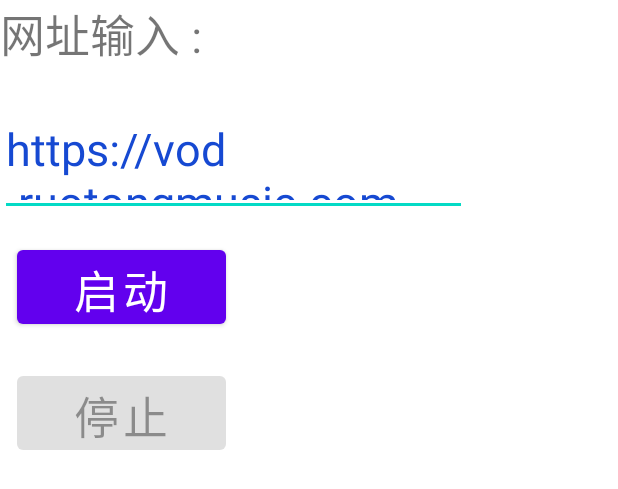
After one commit to waitfuffu/Homework, an Android app: the layout activity_do_music.xml on its own in the app's theme, with its tools: preview values and no code run, on a phone screen of 412 x 824 dp. The commit adds this screen. Shown: the top 489 px of the screen. Run offline under Robolectric (Android 15) with nearby library versions, the phone set to English and light mode, and no system bars.

Commit message:
add homework 7

```diff
--- /dev/null
+++ b/app/src/main/res/layout/activity_do_music.xml
@@ -0,0 +1,71 @@
+<?xml version="1.0" encoding="utf-8"?>
+<LinearLayout xmlns:android="http://schemas.android.com/apk/res/android"
+    android:layout_width="match_parent"
+    android:layout_height="match_parent"
+    android:orientation="vertical"
+>
+
+    <TextView
+        android:layout_width="230dp"
+        android:layout_height="63dp"
+        android:text="网址输入 :"
+        android:textSize="30dp"
+        android:layout_marginBottom="5dp"/>
+
+    <EditText
+        android:text="https://vod.ruotongmusic.com/sv/201248e0-179ccc9e0be/201248e0-179ccc9e0be.wav"
+        android:id="@+id/c6edt"
+        android:layout_width="311dp"
+        android:layout_height="75dp"
+        android:hint="输入网址"
+        android:textColor="#1649d2"
+        android:textSize="30dp"
+        android:layout_marginBottom="5dp"/>
+    <Button
+        android:id="@+id/c6btn1"
+        android:layout_width="139dp"
+        android:layout_height="61dp"
+        android:text="启动"
+        android:textSize="30dp"
+        android:layout_margin="11dp"/>
+
+    <Button
+        android:id="@+id/c6btn2"
+        android:layout_width="139dp"
+        android:layout_height="61dp"
+        android:text="停止"
+        android:textSize="30dp"
+        android:layout_margin="11dp"
+        android:enabled="false"/>
+
+    <TextView
+        android:id="@+id/c6num"
+        android:layout_width="match_parent"
+        android:layout_height="63dp"
+        android:layout_marginTop="20dp"
+        android:layout_marginBottom="5dp"
+        android:text="音乐播放中，循环次数:0"
+        android:textColor="#ac2b2a"
+        android:textSize="25dp"
+        android:visibility="invisible" />
+
+    <ProgressBar
+        android:id="@+id/c6probar"
+        style="@android:style/Widget.ProgressBar.Horizontal"
+        android:layout_width="match_parent"
+        android:layout_height="10dp"
+        android:layout_gravity="center"
+        android:layout_marginTop="100dp"
+        android:max="100"
+        android:progress="0"
+        android:visibility="gone"/>
+    <TextView
+        android:id="@+id/c6gress"
+        android:layout_marginTop="20dp"
+        android:layout_width="230dp"
+        android:layout_height="63dp"
+        android:visibility="gone"
+        android:textSize="30dp"
+        android:layout_marginBottom="5dp"/>
+
+</LinearLayout>
--- a/app/src/main/res/values/array.xml
+++ b/app/src/main/res/values/array.xml
@@ -7,5 +7,7 @@
         <item>进入第三个选项</item>
         <item>进入第四个选项</item>
         <item>进入第五个选项</item>
+        <item>进入第六个选项</item>
+        <item>进入第七个选项</item>
     </string-array>
 </resources>
```
Also changed, not shown: app/src/main/AndroidManifest.xml (+8 -2 lines), app/src/main/java/com/example/app04/choose6/DoMusic.java (added, +207 -0 lines), app/src/main/java/com/example/app04/initmain/InfoActivity.java (+14 -4 lines), 1 other file.
